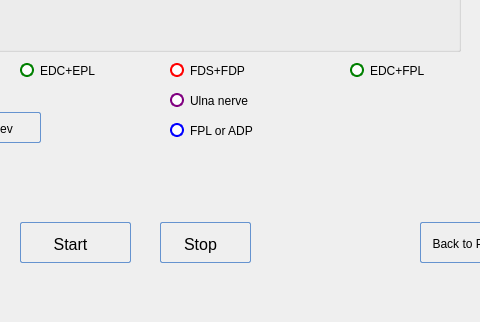
This is POML060_v1/programkeygripv2.ui in viniltc/POML060 as Qt 5 draws it before an edit; both pictures show x 150 to 630 and y 278 to 600 of the 714 by 600 pixel window. The edited form follows.
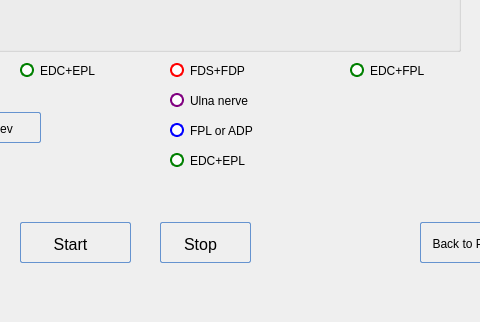
This is the edited form. Icons and pictures are not drawn.

Patch:
```diff
--- a/POML060_v1/programkeygripv2.ui
+++ b/POML060_v1/programkeygripv2.ui
@@ -802,6 +802,67 @@
      <string/>
     </property>
    </widget>
+   <widget class="QRadioButton" name="radioButton_six">
+    <property name="geometry">
+     <rect>
+      <x>320</x>
+      <y>430</y>
+      <width>141</width>
+      <height>17</height>
+     </rect>
+    </property>
+    <property name="styleSheet">
+     <string notr="true">QRadioButton {
+color: black;
+}
+
+QRadioButton::indicator {
+width: 11px;
+height: 11px;
+border-radius: 5px;
+}
+
+QRadioButton::indicator::unchecked{ 
+border: 2px solid; 
+border-color: green;
+border-radius: 7px;
+background-color: white; 
+width: 10px; 
+height: 10px; 
+}
+
+QRadioButton::indicator::checked{ 
+border: 2px solid; 
+border-color: green;
+border-radius: 7px;
+background-color: black; 
+width: 10px; 
+height: 10px; 
+}</string>
+    </property>
+    <property name="text">
+     <string>EDC+EPL</string>
+    </property>
+   </widget>
+   <widget class="QLabel" name="label_six">
+    <property name="geometry">
+     <rect>
+      <x>30</x>
+      <y>30</y>
+      <width>47</width>
+      <height>13</height>
+     </rect>
+    </property>
+    <property name="font">
+     <font>
+      <weight>75</weight>
+      <bold>true</bold>
+     </font>
+    </property>
+    <property name="text">
+     <string/>
+    </property>
+   </widget>
   </widget>
   <widget class="QMenuBar" name="menubar">
    <property name="geometry">
```
